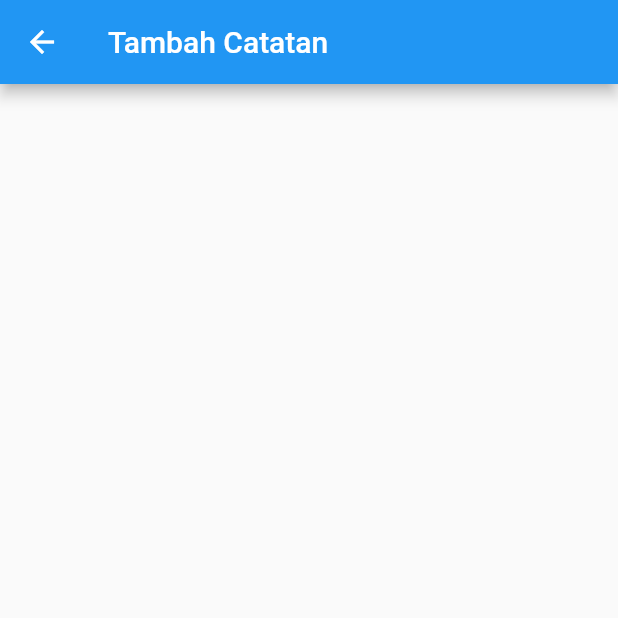
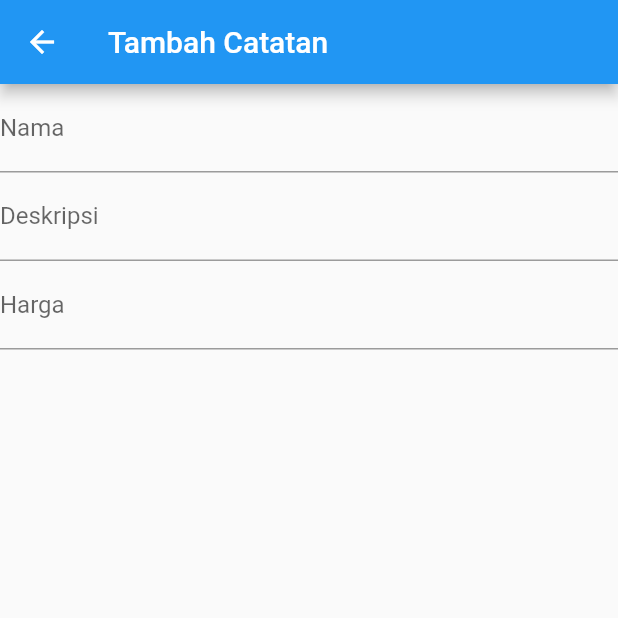
Before and after one commit to ReAlpha39/Shopping_Note, a Flutter app: the FormPage screen opened directly, on a phone screen of 412 x 824 dp, the top half of it. Run offline on Flutter 3.47's test engine with Material 2 defaults, Android fonts, the phone set to English and light mode, and no system bars.

Commit message:
add Text field for Nama, deskripsi & harga

```diff
--- a/lib/view/formPage.dart
+++ b/lib/view/formPage.dart
@@ -12,7 +12,28 @@ class _FormPageState extends State<FormPage> {
       appBar: AppBar(
         title: Text('Tambah Catatan'),
       ),
-      body: Container(),
+      body: Form(
+        child: Column(children: <Widget>[
+          TextFormField(
+            decoration: InputDecoration(
+              labelText: 'Nama'
+            ),
+
+          ),
+          TextFormField(
+            decoration: InputDecoration(
+              labelText: 'Deskripsi'
+            ),
+
+          ),
+          TextFormField(
+            decoration: InputDecoration(
+              labelText: 'Harga'
+            ),
+
+          )
+        ]),
+      ),
 
     );
   }
```
